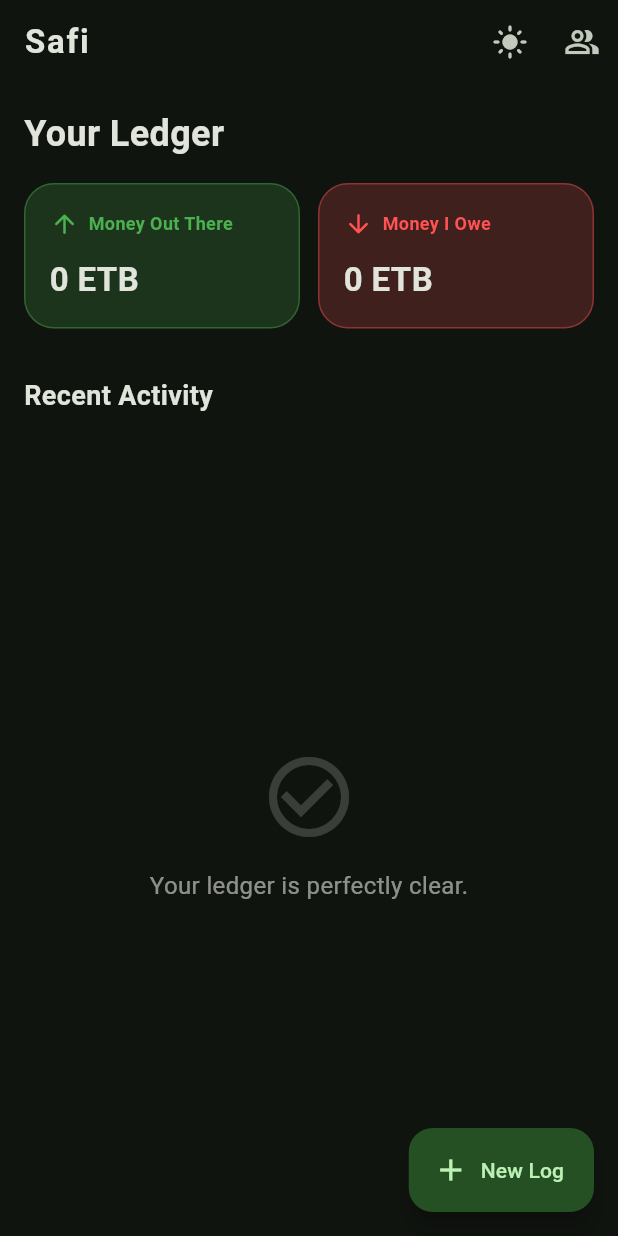
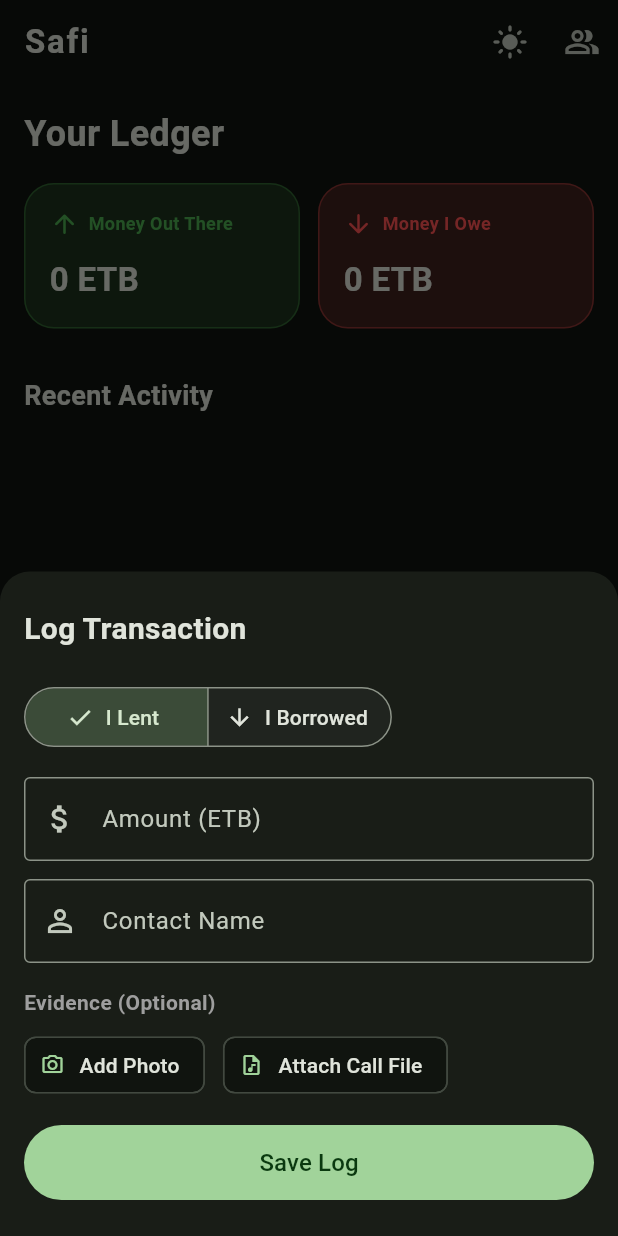
Before and after one commit to KHALIDKHELIL/Safi, a Flutter app: the screen it shows after launch, after a tap on the "dark mode" icon, after a tap on "New Log", on a phone screen of 412 x 824 dp. Run offline on Flutter 3.47's test engine with Material 3 defaults, Android fonts, the phone set to English and light mode, and no system bars; our stand-ins replace cloud_firestore, file_picker, firebase_core, flutter_riverpod, image_picker; accounts and stored records are empty; generated files the repository leaves out were written again.

Commit message:
sleek sliding

```diff
--- a/lib/screens/home_screen.dart
+++ b/lib/screens/home_screen.dart
@@ -1,8 +1,12 @@
 import 'package:flutter/material.dart';
 import 'package:flutter_riverpod/flutter_riverpod.dart';
+import 'package:intl/intl.dart'; // To format the dates beautifully
+import '../models/loan_model.dart';
 import '../providers/dashboard_provider.dart';
 import '../providers/theme_provider.dart';
-
+import '../providers/database_providers.dart'; // Added to access the real-time streams
+import '../widgets/new_log_sheet.dart';
+import '../providers/loan_controller.dart';
 class HomeScreen extends ConsumerWidget {
   const HomeScreen({super.key});
 
@@ -12,8 +16,10 @@ class HomeScreen extends ConsumerWidget {
     final moneyOut = metrics['net_positive'] ?? 0.0;
     final moneyOwe = metrics['net_negative'] ?? 0.0;
 
-    // Check if we are currently in dark mode to swap the icon
     final isDarkMode = ref.watch(themeProvider) == ThemeMode.dark;
+
+    // Watch the real-time stream of loans
+    final loansAsync = ref.watch(loansProvider);
 
     return Scaffold(
       backgroundColor: Theme.of(context).colorScheme.surface,
@@ -21,19 +27,15 @@ class HomeScreen extends ConsumerWidget {
         title: const Text('Safi', style: TextStyle(fontWeight: FontWeight.bold, letterSpacing: 1.2)),
         centerTitle: false,
         actions: [
-          // The Theme Toggle Button
           IconButton(
             icon: Icon(isDarkMode ? Icons.light_mode_rounded : Icons.dark_mode_rounded),
             tooltip: 'Toggle Theme',
-            onPressed: () {
-              // Trigger the theme change!
-              ref.read(themeProvider.notifier).toggleTheme();
-            },
+            onPressed: () => ref.read(themeProvider.notifier).toggleTheme(),
           ),
           IconButton(
             icon: const Icon(Icons.people_alt_outlined),
             tooltip: 'Contacts',
-            onPressed: () {},
+            onPressed: () {}, // TODO: Build Contacts Screen next
           ),
         ],
       ),
@@ -43,10 +45,7 @@ class HomeScreen extends ConsumerWidget {
           child: Column(
             crossAxisAlignment: CrossAxisAlignment.start,
             children: [
-              const Text(
-                'Your Ledger',
-                style: TextStyle(fontSize: 24, fontWeight: FontWeight.bold),
-              ),
+              const Text('Your Ledger', style: TextStyle(fontSize: 24, fontWeight: FontWeight.bold)),
               const SizedBox(height: 16),
 
               Row(
@@ -75,26 +74,27 @@ class HomeScreen extends ConsumerWidget {
 
               const SizedBox(height: 32),
 
-              const Text(
-                'Recent Activity',
-                style: TextStyle(fontSize: 18, fontWeight: FontWeight.bold),
-              ),
+              const Text('Recent Activity', style: TextStyle(fontSize: 18, fontWeight: FontWeight.bold)),
               const SizedBox(height: 16),
 
+              // --- The Real-Time List View ---
               Expanded(
-                child: Center(
-                  child: Column(
-                    mainAxisAlignment: MainAxisAlignment.center,
-                    children: [
-                      // Adapting the empty state colors to the theme
-                      Icon(Icons.check_circle_outline, size: 64, color: Theme.of(context).colorScheme.onSurface.withValues(alpha: 0.2)),
-                      const SizedBox(height: 16),
-                      Text(
-                        'Your ledger is perfectly clear.',
-                        style: TextStyle(color: Theme.of(context).colorScheme.onSurface.withValues(alpha: 0.6), fontSize: 16),
-                      ),
-                    ],
-                  ),
+                child: loansAsync.when(
+                  loading: () => const Center(child: CircularProgressIndicator()),
+                  error: (err, stack) => Center(child: Text('Error: $err')),
+                  data: (loans) {
+                    if (loans.isEmpty) {
+                      return _buildEmptyState(context);
+                    }
+
+                    return ListView.builder(
+                      itemCount: loans.length,
+                      itemBuilder: (context, index) {
+                        final loan = loans[index];
+                        return _buildTransactionTile(context, ref, loan);
+                      },
+                    );
+                  },
                 ),
               ),
             ],
@@ -103,31 +103,30 @@ class HomeScreen extends ConsumerWidget {
       ),
 
       floatingActionButton: FloatingActionButton.extended(
-        onPressed: () {},
+        onPressed: () {
+          showModalBottomSheet(
+            context: context,
+            isScrollControlled: true,
+            shape: const RoundedRectangleBorder(borderRadius: BorderRadius.vertical(top: Radius.circular(20))),
+            builder: (context) => const NewLogSheet(),
+          );
+        },
         icon: const Icon(Icons.add),
         label: const Text('New Log'),
       ),
     );
   }
 
-  Widget _buildSummaryCard({
-    required BuildContext context,
-    required String title,
-    required double amount,
-    required Color color,
-    required IconData icon,
-  }) {
-    // Dynamically adjust the opacity of the cards based on the active theme
+  // --- UI Components ---
+
+  Widget _buildSummaryCard({required BuildContext context, required String title, required double amount, required Color color, required IconData icon}) {
     final isDark = Theme.of(context).brightness == Brightness.dark;
-    final cardBgColor = color.withValues(alpha: isDark ? 0.2 : 0.1);
-    final borderColor = color.withValues(alpha: isDark ? 0.4 : 0.2);
-
     return Container(
       padding: const EdgeInsets.all(16),
       decoration: BoxDecoration(
-        color: cardBgColor,
+        color: color.withValues(alpha: isDark ? 0.2 : 0.1),
         borderRadius: BorderRadius.circular(20),
-        border: Border.all(color: borderColor),
+        border: Border.all(color: color.withValues(alpha: isDark ? 0.4 : 0.2)),
       ),
       child: Column(
         crossAxisAlignment: CrossAxisAlignment.start,
@@ -136,25 +135,150 @@ class HomeScreen extends ConsumerWidget {
             children: [
               Icon(icon, color: color, size: 20),
               const SizedBox(width: 6),
-              Expanded(
-                child: Text(
-                  title,
-                  style: TextStyle(fontSize: 12, color: color, fontWeight: FontWeight.w600),
-                  maxLines: 1,
-                  overflow: TextOverflow.ellipsis,
-                ),
-              ),
+              Expanded(child: Text(title, style: TextStyle(fontSize: 12, color: color, fontWeight: FontWeight.w600), maxLines: 1, overflow: TextOverflow.ellipsis)),
             ],
           ),
           const SizedBox(height: 12),
-          Text(
-            '${amount.toStringAsFixed(0)} ETB',
-            style: const TextStyle(fontSize: 22, fontWeight: FontWeight.bold),
-            maxLines: 1,
-            overflow: TextOverflow.ellipsis,
-          ),
+          Text('${amount.toStringAsFixed(0)} ETB', style: const TextStyle(fontSize: 22, fontWeight: FontWeight.bold), maxLines: 1, overflow: TextOverflow.ellipsis),
         ],
       ),
     );
   }
+
+  Widget _buildEmptyState(BuildContext context) {
+    return Center(
+      child: Column(
+        mainAxisAlignment: MainAxisAlignment.center,
+        children: [
+          Icon(Icons.check_circle_outline, size: 64, color: Theme.of(context).colorScheme.onSurface.withValues(alpha: 0.2)),
+          const SizedBox(height: 16),
+          Text('Your ledger is perfectly clear.', style: TextStyle(color: Theme.of(context).colorScheme.onSurface.withValues(alpha: 0.6), fontSize: 16)),
+        ],
+      ),
+    );
+  }
+
+  // The sleek tile for each transaction
+  Widget _buildTransactionTile(BuildContext context, WidgetRef ref, Loan loan) {
+    final isLent = loan.type == LoanType.lent;
+
+    // If settled, turn the tile grey so it visually looks "completed"
+    final color = loan.isSettled ? Colors.grey : (isLent ? Colors.green : Colors.redAccent);
+    final icon = loan.isSettled ? Icons.check_circle : (isLent ? Icons.arrow_upward_rounded : Icons.arrow_downward_rounded);
+
+    final formattedDate = DateFormat('MMM d, yyyy').format(loan.timestamp);
+
+    final contactsAsync = ref.watch(contactsProvider);
+    final contactName = contactsAsync.maybeWhen(
+      data: (contacts) {
+        try {
+          return contacts.firstWhere((c) => c.id == loan.contactId).name;
+        } catch (e) {
+          return 'Unknown Contact';
+        }
+      },
+      orElse: () => 'Loading...',
+    );
+
+    return Dismissible(
+      key: ValueKey(loan.id), // Unique key required for swiping
+      direction: DismissDirection.horizontal,
+
+      // Background when swiping Left-to-Right (Settle)
+      background: Container(
+        color: loan.isSettled ? Colors.orange : Colors.green,
+        alignment: Alignment.centerLeft,
+        padding: const EdgeInsets.symmetric(horizontal: 20),
+        child: Icon(loan.isSettled ? Icons.undo : Icons.check, color: Colors.white),
+      ),
+
+      // Background when swiping Right-to-Left (Delete)
+      secondaryBackground: Container(
+        color: Colors.red,
+        alignment: Alignment.centerRight,
+        padding: const EdgeInsets.symmetric(horizontal: 20),
+        child: const Icon(Icons.delete, color: Colors.white),
+      ),
+
+      // Intercept the swipe to perform logic
+      confirmDismiss: (direction) async {
+        if (direction == DismissDirection.startToEnd) {
+          // User swiped to SETTLE.
+          // We trigger the database update, but return false so the tile doesn't vanish.
+          // Riverpod's stream will instantly catch the change and redraw it as grey!
+          await ref.read(loanControllerProvider).toggleSettled(loan.id, loan.isSettled);
+          return false;
+        } else {
+          // User swiped to DELETE. Show a modern confirmation dialog first.
+          return await showDialog<bool>(
+            context: context,
+            builder: (ctx) => AlertDialog(
+              title: const Text('Delete Log?'),
+              content: const Text('This will permanently delete this transaction and its evidence files from your device.'),
+              actions: [
+                TextButton(onPressed: () => Navigator.pop(ctx, false), child: const Text('Cancel')),
+                FilledButton(
+                  style: FilledButton.styleFrom(backgroundColor: Colors.red),
+                  onPressed: () => Navigator.pop(ctx, true), // Confirms the swipe
+                  child: const Text('Delete'),
+                ),
+              ],
+            ),
+          );
+        }
+      },
+
+      // If the delete was confirmed, actually execute the database deletion
+      onDismissed: (direction) {
+        if (direction == DismissDirection.endToStart) {
+          ref.read(loanControllerProvider).deleteLog(loan.id, loan.receiptPhotoUrl, loan.voiceNoteUrl);
+        }
+      },
+
+      child: Card(
+        margin: const EdgeInsets.only(bottom: 12),
+        elevation: 0,
+        color: Theme.of(context).colorScheme.surfaceContainerHighest.withValues(alpha: loan.isSettled ? 0.1 : 0.3),
+        shape: RoundedRectangleBorder(
+          borderRadius: BorderRadius.circular(16),
+          side: BorderSide(color: Theme.of(context).colorScheme.outline.withValues(alpha: 0.1)),
+        ),
+        child: ListTile(
+          contentPadding: const EdgeInsets.symmetric(horizontal: 16, vertical: 8),
+          leading: CircleAvatar(
+            backgroundColor: color.withValues(alpha: 0.1),
+            child: Icon(icon, color: color),
+          ),
+          title: Text(
+            contactName,
+            style: TextStyle(
+              fontWeight: FontWeight.bold,
+              // Strikethrough the name if the debt is settled
+              decoration: loan.isSettled ? TextDecoration.lineThrough : null,
+            ),
+          ),
+          subtitle: Row(
+            children: [
+              Text(formattedDate, style: const TextStyle(fontSize: 12)),
+              if (loan.receiptPhotoUrl != null || loan.voiceNoteUrl != null) ...[
+                const SizedBox(width: 8),
+                const Icon(Icons.attachment, size: 14, color: Colors.grey),
+              ]
+            ],
+          ),
+          trailing: Text(
+            '${isLent ? '+' : '-'}${loan.amount.toStringAsFixed(0)} ETB',
+            style: TextStyle(
+              fontWeight: FontWeight.bold,
+              fontSize: 16,
+              color: color,
+            ),
+          ),
+          onTap: () {
+            // Next up: Open evidence playback!
+          },
+        ),
+      ),
+    );
+  }
 }
--- /dev/null
+++ b/lib/widgets/new_log_sheet.dart
@@ -0,0 +1,213 @@
+import 'dart:typed_data';
+import 'package:flutter/material.dart';
+import 'package:flutter_riverpod/flutter_riverpod.dart';
+import 'package:image_picker/image_picker.dart';
+import 'package:file_picker/file_picker.dart';
+import '../models/loan_model.dart';
+import '../providers/loan_controller.dart';
+import 'package:flutter/foundation.dart';
+
+class NewLogSheet extends ConsumerStatefulWidget {
+  const NewLogSheet({super.key});
+
+  @override
+  ConsumerState<NewLogSheet> createState() => _NewLogSheetState();
+}
+
+class _NewLogSheetState extends ConsumerState<NewLogSheet> {
+  final _amountController = TextEditingController();
+  final _nameController = TextEditingController();
+  LoanType _selectedType = LoanType.lent;
+  bool _isLoading = false;
+
+  // NEW: State variable to display errors inside the sheet
+  String? _errorMessage;
+
+  // --- Evidence Variables (Using Bytes for Web compatibility) ---
+  Uint8List? _selectedPhotoBytes;
+  Uint8List? _voiceNoteBytes;
+  String? _voiceNoteExt;
+
+  Future<void> _pickPhoto() async {
+    final picker = ImagePicker();
+    final pickedFile = await picker.pickImage(source: ImageSource.camera, imageQuality: 50);
+    if (pickedFile != null) {
+      final bytes = await pickedFile.readAsBytes();
+      setState(() {
+        _selectedPhotoBytes = bytes;
+        _errorMessage = null; // Clear old errors
+      });
+    }
+  }
+Future<void> _pickAudioFile() async {
+    try {
+      final file = await FilePicker.pickFile(
+        type: FileType.audio,
+      );
+
+      if (file != null) {
+        // NEW v12 SYNTAX: Use await file.length() instead of file.size
+        final fileSize = await file.length() ?? 0;
+
+        if (fileSize > 10485760) {
+          setState(() {
+            _errorMessage = 'Audio is too long! Please select a file under 10MB to save space.';
+          });
+          return;
+        }
+
+        final bytes = await file.readAsBytes();
+
+        setState(() {
+          _voiceNoteBytes = bytes;
+          _voiceNoteExt = file.name.split('.').last;
+          _errorMessage = null;
+        });
+      }
+    } catch (e) {
+      setState(() => _errorMessage = 'Audio Pick Error: $e');
+    }
+  }
+ Future<void> _submitLog() async {
+    final amount = double.tryParse(_amountController.text) ?? 0.0;
+    final name = _nameController.text.trim();
+
+    if (amount <= 0 || name.isEmpty) {
+      setState(() => _errorMessage = 'Please enter a valid amount and a contact name.');
+      return;
+    }
+
+    // NEW: Warn the user if they attached evidence while testing on the Web
+    if (kIsWeb && (_selectedPhotoBytes != null || _voiceNoteBytes != null)) {
+      ScaffoldMessenger.of(context).showSnackBar(
+        const SnackBar(
+          content: Text('Testing on Web: Text saved to Firebase, but Evidence files are skipped. Run on Android to save files locally!'),
+          duration: Duration(seconds: 4),
+        ),
+      );
+    }
+
+    setState(() {
+      _isLoading = true;
+      _errorMessage = null;
+    });
+
+    try {
+      await ref.read(loanControllerProvider).createLog(
+        contactName: name,
+        amount: amount,
+        type: _selectedType,
+        receiptPhotoBytes: _selectedPhotoBytes,
+        voiceNoteBytes: _voiceNoteBytes,
+        voiceNoteExt: _voiceNoteExt,
+      );
+      if (mounted) Navigator.pop(context);
+    } catch (e) {
+      setState(() {
+        _isLoading = false;
+        _errorMessage = e.toString();
+      });
+    }
+  }
+  @override
+  void dispose() {
+    _amountController.dispose();
+    _nameController.dispose();
+    super.dispose();
+  }
+
+  @override
+  Widget build(BuildContext context) {
+    final bottomPadding = MediaQuery.of(context).viewInsets.bottom;
+
+    return Padding(
+      padding: EdgeInsets.only(bottom: bottomPadding, left: 16, right: 16, top: 24),
+      child: Column(
+        mainAxisSize: MainAxisSize.min,
+        crossAxisAlignment: CrossAxisAlignment.start,
+        children: [
+          const Text('Log Transaction', style: TextStyle(fontSize: 20, fontWeight: FontWeight.bold)),
+          const SizedBox(height: 20),
+
+          SegmentedButton<LoanType>(
+            segments: const [
+              ButtonSegment(value: LoanType.lent, label: Text('I Lent'), icon: Icon(Icons.arrow_upward)),
+              ButtonSegment(value: LoanType.borrowed, label: Text('I Borrowed'), icon: Icon(Icons.arrow_downward)),
+            ],
+            selected: {_selectedType},
+            onSelectionChanged: (newSelection) => setState(() => _selectedType = newSelection.first),
+            style: SegmentedButton.styleFrom(
+              backgroundColor: Theme.of(context).colorScheme.surfaceContainerHighest.withValues(alpha: 0.3),
+            ),
+          ),
+
+          const SizedBox(height: 16),
+
+          TextField(
+            controller: _amountController,
+            keyboardType: const TextInputType.numberWithOptions(decimal: true),
+            decoration: const InputDecoration(labelText: 'Amount (ETB)', prefixIcon: Icon(Icons.attach_money), border: OutlineInputBorder()),
+          ),
+          const SizedBox(height: 12),
+          TextField(
+            controller: _nameController,
+            textCapitalization: TextCapitalization.words,
+            decoration: const InputDecoration(labelText: 'Contact Name', prefixIcon: Icon(Icons.person_outline), border: OutlineInputBorder()),
+          ),
+
+          const SizedBox(height: 16),
+
+          const Text('Evidence (Optional)', style: TextStyle(fontWeight: FontWeight.w600, color: Colors.grey)),
+          const SizedBox(height: 8),
+
+          Row(
+            children: [
+              ActionChip(
+                label: Text(_selectedPhotoBytes != null ? 'Photo Added' : 'Add Photo'),
+                avatar: Icon(Icons.camera_alt_outlined, size: 16, color: _selectedPhotoBytes != null ? Colors.green : null),
+                onPressed: _pickPhoto,
+              ),
+              const SizedBox(width: 12),
+              ActionChip(
+                label: Text(_voiceNoteBytes != null ? 'Audio Attached' : 'Attach Call File'),
+                avatar: Icon(Icons.audio_file_outlined, size: 16, color: _voiceNoteBytes != null ? Colors.green : null),
+                onPressed: _pickAudioFile,
+              ),
+            ],
+          ),
+
+          const SizedBox(height: 16),
+
+          // --- THE NEW ERROR DISPLAY BOX ---
+          if (_errorMessage != null)
+            Container(
+              width: double.infinity,
+              padding: const EdgeInsets.all(12),
+              margin: const EdgeInsets.only(bottom: 16),
+              decoration: BoxDecoration(
+                color: Colors.red.withValues(alpha: 0.1),
+                borderRadius: BorderRadius.circular(8),
+                border: Border.all(color: Colors.red.withValues(alpha: 0.3)),
+              ),
+              child: Text(
+                _errorMessage!,
+                style: TextStyle(color: Colors.red.shade700, fontWeight: FontWeight.w500),
+              ),
+            ),
+
+          SizedBox(
+            width: double.infinity,
+            height: 50,
+            child: FilledButton(
+              onPressed: _isLoading ? null : _submitLog,
+              child: _isLoading
+                  ? const SizedBox(width: 24, height: 24, child: CircularProgressIndicator(color: Colors.white, strokeWidth: 2))
+                  : const Text('Save Log', style: TextStyle(fontSize: 16)),
+            ),
+          ),
+          const SizedBox(height: 24),
+        ],
+      ),
+    );
+  }
+}
--- a/pubspec.yaml
+++ b/pubspec.yaml
@@ -40,12 +40,13 @@ dependencies:
   firebase_storage: ^13.6.0
   flutter_riverpod: ^3.4.3
   image_picker: ^1.2.3
-  record: ^7.1.1
   audioplayers: ^6.8.1
   url_launcher: ^6.3.3
   flutter_local_notifications: ^22.3.1
   uuid: ^4.6.0
   intl: ^0.20.3
+  file_picker: ^13.1.0
+  path_provider: ^2.1.6
 
 dev_dependencies:
   flutter_test:
```
Also changed, not shown: lib/providers/loan_controller.dart (added, +105 -0 lines), pubspec.lock, 6 other files.
